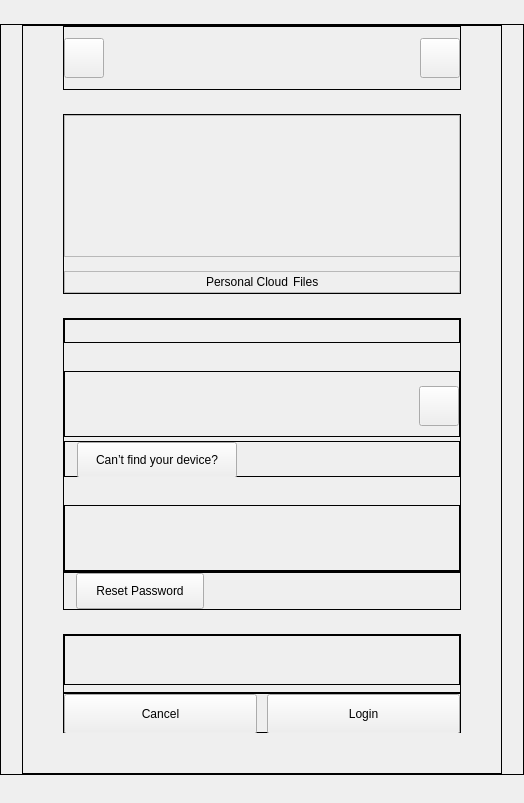
First picture: the form in src/gui/newwizard/pages/credentialspage.ui, repository CSG-Development/owncloud-client, before the edit.
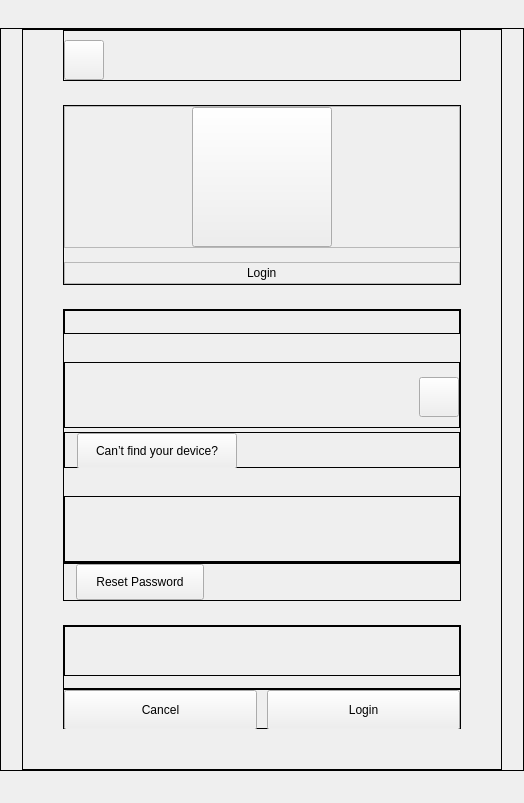
Second picture: the form after the edit. Custom widgets are drawn as their Qt base class.

Patch:
```diff
--- a/src/gui/newwizard/pages/credentialspage.ui
+++ b/src/gui/newwizard/pages/credentialspage.ui
@@ -147,13 +147,13 @@
               <property name="minimumSize">
                <size>
                 <width>0</width>
-                <height>64</height>
+                <height>51</height>
                </size>
               </property>
               <property name="maximumSize">
                <size>
                 <width>16777215</width>
-                <height>64</height>
+                <height>51</height>
                </size>
               </property>
               <property name="frameShape">
@@ -210,40 +210,12 @@
                  </property>
                  <property name="sizeHint" stdset="0">
                   <size>
-                   <width>401</width>
-                   <height>20</height>
+                   <width>1</width>
+                   <height>1</height>
                   </size>
                  </property>
                 </spacer>
                </item>
-               <item>
-                <widget class="QToolButton" name="btnSettings">
-                 <property name="minimumSize">
-                  <size>
-                   <width>40</width>
-                   <height>40</height>
-                  </size>
-                 </property>
-                 <property name="maximumSize">
-                  <size>
-                   <width>40</width>
-                   <height>40</height>
-                  </size>
-                 </property>
-                 <property name="cursor">
-                  <cursorShape>PointingHandCursor</cursorShape>
-                 </property>
-                 <property name="text">
-                  <string/>
-                 </property>
-                 <property name="iconSize">
-                  <size>
-                   <width>20</width>
-                   <height>20</height>
-                  </size>
-                 </property>
-                </widget>
-               </item>
               </layout>
              </widget>
             </item>
@@ -343,13 +315,7 @@
                    </spacer>
                   </item>
                   <item>
-                   <widget class="QLabel" name="lblImage">
-                    <property name="sizePolicy">
-                     <sizepolicy hsizetype="Fixed" vsizetype="Fixed">
-                      <horstretch>0</horstretch>
-                      <verstretch>0</verstretch>
-                     </sizepolicy>
-                    </property>
+                   <widget class="QToolButton" name="btnImage">
                     <property name="minimumSize">
                      <size>
                       <width>140</width>
@@ -365,8 +331,11 @@
                     <property name="text">
                      <string/>
                     </property>
-                    <property name="alignment">
-                     <set>Qt::AlignmentFlag::AlignCenter</set>
+                    <property name="iconSize">
+                     <size>
+                      <width>140</width>
+                      <height>140</height>
+                     </size>
                     </property>
                    </widget>
                   </item>
@@ -442,30 +411,7 @@
                   <item>
                    <widget class="QLabel" name="lblAppName">
                     <property name="text">
-                     <string>Personal Cloud</string>
-                    </property>
-                   </widget>
-                  </item>
-                  <item>
-                   <spacer name="horizontalSpacer_4">
-                    <property name="orientation">
-                     <enum>Qt::Orientation::Horizontal</enum>
-                    </property>
-                    <property name="sizeType">
-                     <enum>QSizePolicy::Policy::Fixed</enum>
-                    </property>
-                    <property name="sizeHint" stdset="0">
-                     <size>
-                      <width>5</width>
-                      <height>20</height>
-                     </size>
-                    </property>
-                   </spacer>
-                  </item>
-                  <item>
-                   <widget class="QLabel" name="lblFiles">
-                    <property name="text">
-                     <string>Files</string>
+                     <string>Login</string>
                     </property>
                    </widget>
                   </item>
```
Left out of the diff: 9 changed lines with no effect on the pictures.
